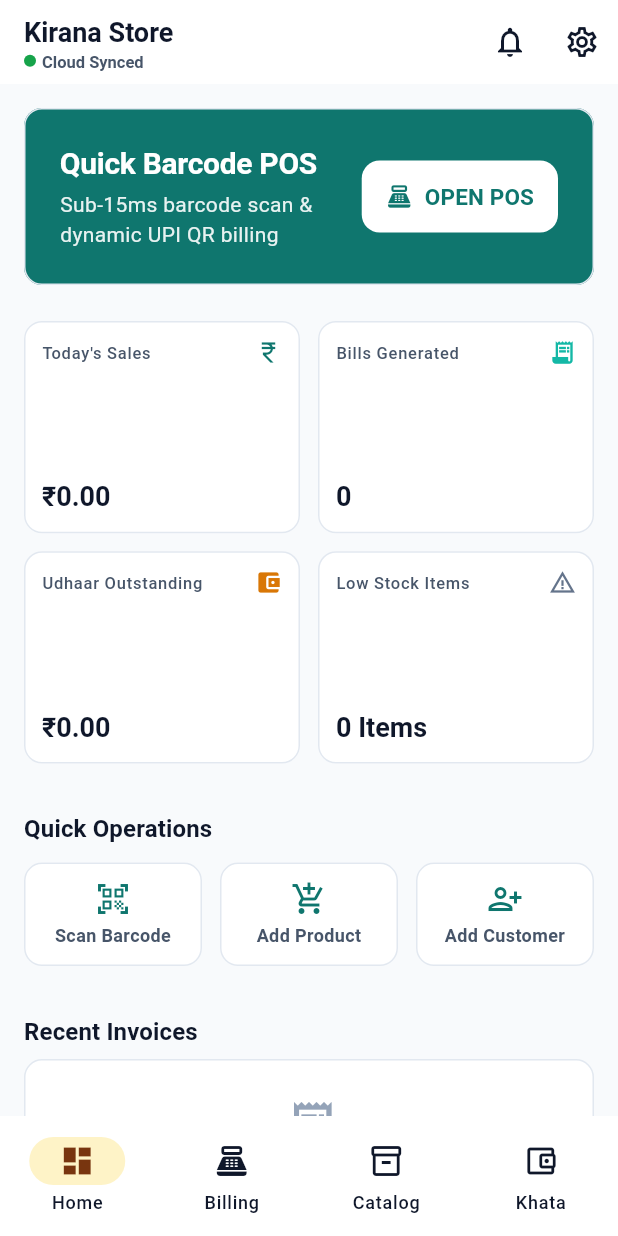
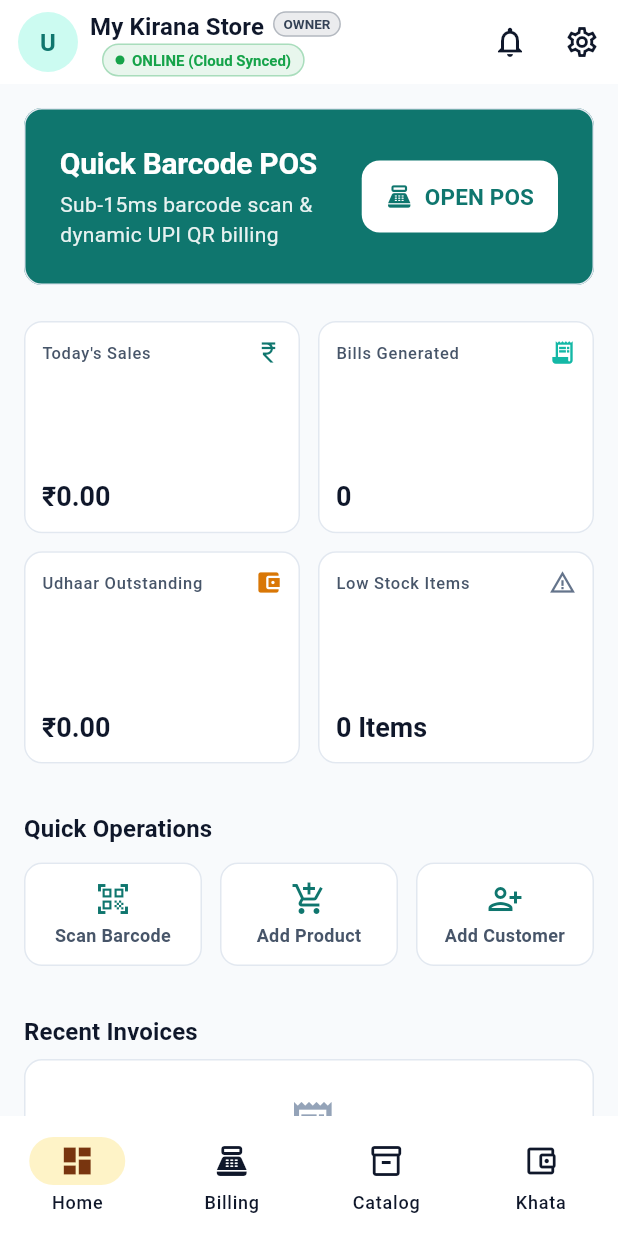
Before and after one commit to Sachinxcode-01/kirana-os, a Flutter app: the DashboardScreen screen opened by its route, on a phone screen of 412 x 824 dp. Run offline on Flutter 3.47's test engine with Material 3 defaults, Android fonts, the phone set to English and light mode, and no system bars; our stand-ins replace connectivity_plus, drift, drift_flutter, flutter_animate, flutter_riverpod, flutter_secure_storage and 6 more; missing offline and left inert: mobile_scanner; accounts and stored records are empty; generated files the repository leaves out were written again.

Commit message:
feat(auth): implement AUTH 9 Dashboard Session Header

```diff
--- a/apps/mobile/lib/features/dashboard/presentation/screens/dashboard_screen.dart
+++ b/apps/mobile/lib/features/dashboard/presentation/screens/dashboard_screen.dart
@@ -9,9 +9,10 @@ import 'package:kirana_mobile/core/theme/radius.dart';
 import 'package:kirana_mobile/core/theme/spacing.dart';
 import 'package:kirana_mobile/core/theme/typography.dart';
 import 'package:kirana_mobile/core/utils/currency_formatter.dart';
-import 'package:kirana_mobile/features/auth/presentation/providers/auth_provider.dart';
 import 'package:kirana_mobile/features/dashboard/domain/models/dashboard_metrics.dart';
 import 'package:kirana_mobile/features/dashboard/presentation/providers/dashboard_provider.dart';
+
+import 'package:kirana_mobile/features/dashboard/presentation/widgets/dashboard_session_header.dart';
 
 class DashboardScreen extends ConsumerWidget {
   const DashboardScreen({super.key});
@@ -19,49 +20,15 @@ class DashboardScreen extends ConsumerWidget {
   @override
   Widget build(BuildContext context, WidgetRef ref) {
     final metricsAsync = ref.watch(dashboardMetricsStreamProvider);
-    final authState = ref.watch(authNotifierProvider);
-    final pendingSyncCount =
-        ref.watch(pendingSyncCountProvider).valueOrNull ?? 0;
     final connectivity =
         ref.watch(connectivityStatusStreamProvider).valueOrNull ??
             ConnectivityStatus.online;
     final isOffline = connectivity == ConnectivityStatus.offline;
 
-    final storeName = authState.activeShopName ?? 'Kirana Store';
-
     return Scaffold(
       appBar: AppBar(
-        title: Column(
-          crossAxisAlignment: CrossAxisAlignment.start,
-          children: [
-            Text(storeName,
-                style:
-                    const TextStyle(fontWeight: FontWeight.bold, fontSize: 18)),
-            Row(
-              children: [
-                Container(
-                  width: 8,
-                  height: 8,
-                  decoration: BoxDecoration(
-                    color:
-                        isOffline ? KiranaColors.error : KiranaColors.success,
-                    shape: BoxShape.circle,
-                  ),
-                ),
-                const SizedBox(width: 4),
-                Text(
-                  isOffline
-                      ? 'Offline (Billing Available)'
-                      : (pendingSyncCount > 0
-                          ? '$pendingSyncCount sync pending'
-                          : 'Cloud Synced'),
-                  style: const TextStyle(
-                      fontSize: 11, color: KiranaColors.neutral600),
-                ),
-              ],
-            ),
-          ],
-        ),
+        titleSpacing: 0,
+        title: const DashboardSessionHeader(),
         actions: [
           IconButton(
             icon: const Icon(Icons.notifications_outlined),
--- /dev/null
+++ b/apps/mobile/lib/features/dashboard/presentation/widgets/dashboard_session_header.dart
@@ -0,0 +1,295 @@
+import 'package:flutter/material.dart';
+import 'package:flutter_riverpod/flutter_riverpod.dart';
+import 'package:go_router/go_router.dart';
+import 'package:kirana_mobile/app/app_providers.dart';
+import 'package:kirana_mobile/core/extensions/context_extensions.dart';
+import 'package:kirana_mobile/core/network/connectivity_status.dart';
+import 'package:kirana_mobile/core/theme/colors.dart';
+import 'package:kirana_mobile/core/theme/radius.dart';
+import 'package:kirana_mobile/core/theme/spacing.dart';
+import 'package:kirana_mobile/core/theme/typography.dart';
+import 'package:kirana_mobile/features/auth/presentation/providers/auth_provider.dart';
+import 'package:kirana_mobile/features/staff/domain/models/staff_member_model.dart';
+
+class DashboardSessionHeader extends ConsumerWidget {
+  const DashboardSessionHeader({super.key});
+
+  String _formatRole(String? rawRole) {
+    if (rawRole == null || rawRole.isEmpty) return 'OWNER';
+    return StaffRoleExtension.fromString(rawRole).label;
+  }
+
+  Color _getRoleBadgeColor(String? rawRole) {
+    final role = StaffRoleExtension.fromString(rawRole ?? 'owner');
+    switch (role) {
+      case StaffRole.owner:
+        return KiranaColors.primary;
+      case StaffRole.manager:
+        return KiranaColors.secondary;
+      case StaffRole.cashier:
+        return KiranaColors.neutral700;
+      case StaffRole.inventoryStaff:
+        return Colors.teal;
+    }
+  }
+
+  Widget _buildConnectivityBadge({
+    required ConnectivityStatus connectivity,
+    required int pendingSyncCount,
+  }) {
+    Color dotColor;
+    String labelText;
+
+    if (connectivity == ConnectivityStatus.offline) {
+      dotColor = KiranaColors.warning;
+      labelText = 'OFFLINE (Cached Data)';
+    } else if (connectivity == ConnectivityStatus.syncing ||
+        pendingSyncCount > 0) {
+      dotColor = Colors.blue;
+      labelText = pendingSyncCount > 0
+          ? 'SYNCING ($pendingSyncCount pending)'
+          : 'SYNCING...';
+    } else if (connectivity == ConnectivityStatus.syncError) {
+      dotColor = KiranaColors.error;
+      labelText = 'SYNC ERROR';
+    } else {
+      dotColor = KiranaColors.success;
+      labelText = 'ONLINE (Cloud Synced)';
+    }
+
+    return Container(
+      padding: const EdgeInsets.symmetric(horizontal: 8, vertical: 3),
+      decoration: BoxDecoration(
+        color: dotColor.withValues(alpha: 0.1),
+        borderRadius: KiranaRadius.borderPill,
+        border: Border.all(color: dotColor.withValues(alpha: 0.3)),
+      ),
+      child: Row(
+        mainAxisSize: MainAxisSize.min,
+        children: [
+          AnimatedContainer(
+            duration: const Duration(milliseconds: 300),
+            width: 6,
+            height: 6,
+            decoration: BoxDecoration(
+              color: dotColor,
+              shape: BoxShape.circle,
+            ),
+          ),
+          const SizedBox(width: 5),
+          Text(
+            labelText,
+            style: TextStyle(
+              fontSize: 10,
+              fontWeight: FontWeight.bold,
+              color: dotColor,
+            ),
+          ),
+        ],
+      ),
+    );
+  }
+
+  @override
+  Widget build(BuildContext context, WidgetRef ref) {
+    final authState = ref.watch(authNotifierProvider);
+    final user = authState.user;
+
+    final connectivity =
+        ref.watch(connectivityStatusStreamProvider).valueOrNull ??
+            ConnectivityStatus.online;
+    final pendingSyncCount =
+        ref.watch(pendingSyncCountProvider).valueOrNull ?? 0;
+
+    final userName = user?.displayName ?? user?.email ?? 'Store Owner';
+    final shopName = authState.activeShopName ?? 'My Kirana Store';
+    final roleLabel = _formatRole(user?.role);
+    final roleColor = _getRoleBadgeColor(user?.role);
+    final avatarUrl = user?.avatarUrl;
+
+    if (context.isWideScreen) {
+      // Wide Screen (Tablet / Desktop Expanded Header)
+      return Container(
+        padding: const EdgeInsets.all(KiranaSpacing.lg),
+        decoration: BoxDecoration(
+          color: Colors.white,
+          borderRadius: KiranaRadius.borderMd,
+          border: Border.all(color: KiranaColors.neutral200),
+        ),
+        child: Row(
+          children: [
+            InkWell(
+              onTap: () => context.push('/profile'),
+              borderRadius: BorderRadius.circular(30),
+              child: CircleAvatar(
+                radius: 28,
+                backgroundColor: KiranaColors.primaryContainer,
+                backgroundImage: avatarUrl != null && avatarUrl.isNotEmpty
+                    ? NetworkImage(avatarUrl)
+                    : null,
+                onBackgroundImageError: avatarUrl != null && avatarUrl.isNotEmpty
+                    ? (e, st) {}
+                    : null,
+                child: avatarUrl == null || avatarUrl.isEmpty
+                    ? Text(
+                        userName.isNotEmpty ? userName[0].toUpperCase() : 'U',
+                        style: KiranaTypography.titleLarge.copyWith(
+                          color: KiranaColors.primary,
+                          fontWeight: FontWeight.bold,
+                        ),
+                      )
+                    : null,
+              ),
+            ),
+            const SizedBox(width: KiranaSpacing.md),
+            Expanded(
+              child: Column(
+                crossAxisAlignment: CrossAxisAlignment.start,
+                children: [
+                  Row(
+                    children: [
+                      Flexible(
+                        child: Text(
+                          shopName,
+                          style: KiranaTypography.headlineMedium.copyWith(
+                            fontWeight: FontWeight.bold,
+                          ),
+                          overflow: TextOverflow.ellipsis,
+                        ),
+                      ),
+                      const SizedBox(width: KiranaSpacing.sm),
+                      Container(
+                        padding: const EdgeInsets.symmetric(
+                            horizontal: 8, vertical: 2),
+                        decoration: BoxDecoration(
+                          color: roleColor.withValues(alpha: 0.1),
+                          borderRadius: KiranaRadius.borderPill,
+                          border: Border.all(
+                              color: roleColor.withValues(alpha: 0.3)),
+                        ),
+                        child: Text(
+                          roleLabel,
+                          style: TextStyle(
+                            fontSize: 10,
+                            fontWeight: FontWeight.bold,
+                            color: roleColor,
+                          ),
+                        ),
+                      ),
+                    ],
+                  ),
+                  const SizedBox(height: 2),
+                  Text(
+                    'Logged in as $userName (${user?.email ?? ''})',
+                    style: KiranaTypography.bodyMedium
+                        .copyWith(color: KiranaColors.neutral600),
+                    overflow: TextOverflow.ellipsis,
+                  ),
+                ],
+              ),
+            ),
+            const SizedBox(width: KiranaSpacing.md),
+            _buildConnectivityBadge(
+              connectivity: connectivity,
+              pendingSyncCount: pendingSyncCount,
+            ),
+          ],
+        ),
+      );
+    }
+
+    // Compact Mobile Header
+    return Container(
+      padding: const EdgeInsets.symmetric(
+        horizontal: KiranaSpacing.md,
+        vertical: KiranaSpacing.sm,
+      ),
+      child: Row(
+        children: [
+          InkWell(
+            onTap: () => context.push('/profile'),
+            borderRadius: BorderRadius.circular(20),
+            child: CircleAvatar(
+              radius: 20,
+              backgroundColor: KiranaColors.primaryContainer,
+              backgroundImage: avatarUrl != null && avatarUrl.isNotEmpty
+                  ? NetworkImage(avatarUrl)
+                  : null,
+              onBackgroundImageError: avatarUrl != null && avatarUrl.isNotEmpty
+                  ? (e, st) {}
+                  : null,
+              child: avatarUrl == null || avatarUrl.isEmpty
+                  ? Text(
+                      userName.isNotEmpty ? userName[0].toUpperCase() : 'U',
+                      style: KiranaTypography.titleMedium.copyWith(
+                        color: KiranaColors.primary,
+                        fontWeight: FontWeight.bold,
+                      ),
+                    )
+                  : null,
+            ),
+          ),
+          const SizedBox(width: KiranaSpacing.sm),
+          Expanded(
+            child: Column(
+              crossAxisAlignment: CrossAxisAlignment.start,
+              mainAxisSize: MainAxisSize.min,
+              children: [
+                Row(
+                  children: [
+                    Flexible(
+                      child: Text(
+                        shopName,
+                        style: KiranaTypography.titleMedium.copyWith(
+                          fontWeight: FontWeight.bold,
+                        ),
+                        overflow: TextOverflow.ellipsis,
+                      ),
+                    ),
+                    const SizedBox(width: 6),
+                    Container(
+                      padding: const EdgeInsets.symmetric(
+                          horizontal: 6, vertical: 1),
+                      decoration: BoxDecoration(
+                        color: roleColor.withValues(alpha: 0.1),
+                        borderRadius: KiranaRadius.borderPill,
+                        border:
+                            Border.all(color: roleColor.withValues(alpha: 0.3)),
+                      ),
+                      child: Text(
+                        roleLabel,
+                        style: TextStyle(
+                          fontSize: 9,
+                          fontWeight: FontWeight.bold,
+                          color: roleColor,
+                        ),
+                      ),
+                    ),
+                  ],
+                ),
+                const SizedBox(height: 2),
+                Row(
+                  children: [
+                    Flexible(
+                      child: Text(
+                        userName,
+                        style: KiranaTypography.bodySmall
+                            .copyWith(color: KiranaColors.neutral600),
+                        overflow: TextOverflow.ellipsis,
+                      ),
+                    ),
+                    const SizedBox(width: 8),
+                    _buildConnectivityBadge(
+                      connectivity: connectivity,
+                      pendingSyncCount: pendingSyncCount,
+                    ),
+                  ],
+                ),
+              ],
+            ),
+          ),
+        ],
+      ),
+    );
+  }
+}
```
Also changed, not shown: 1 other file.
